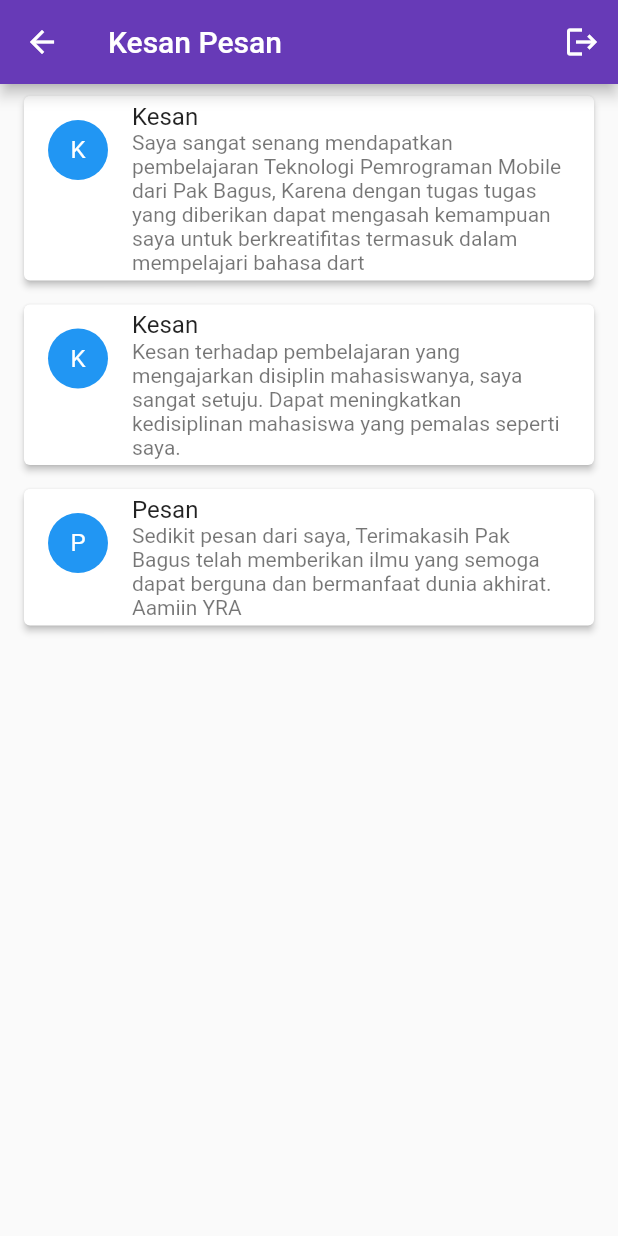
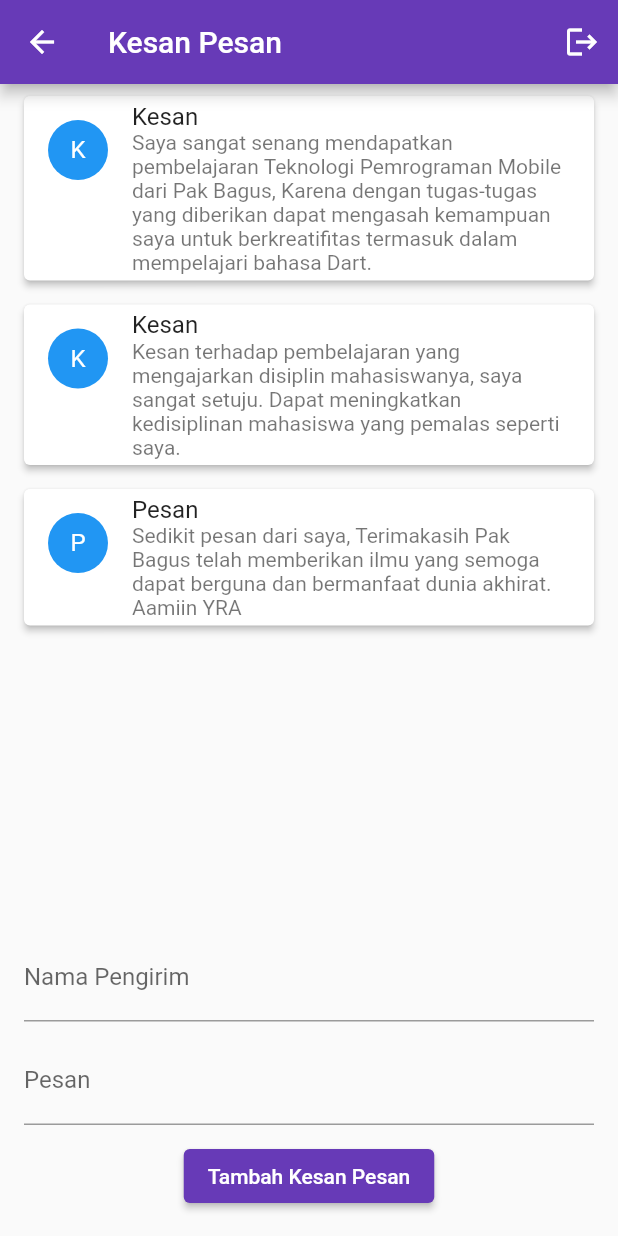
Before and after one commit to Ikwnhanif/Project_TPM_Matkul, a Flutter app: the KesanPesanPage screen opened directly, on a phone screen of 412 x 824 dp. Run offline on Flutter 3.47's test engine with Material 2 defaults, Android fonts, the light colour scheme and no system bars; our stand-ins replace google_fonts, hive, hive_flutter, shared_preferences, sqflite; accounts and stored records are empty.

Commit message:
Update Kesan Pesan dan Waktu

```diff
--- a/lib/view/kesanpesan.dart
+++ b/lib/view/kesanpesan.dart
@@ -4,8 +4,23 @@ import 'package:project_github/data/shared_pref.dart';
 
 import 'login_page.dart';
 
-class KesanPesanPage extends StatelessWidget {
+class KesanPesanPage extends StatefulWidget {
   const KesanPesanPage({Key? key}) : super(key: key);
+
+  @override
+  _KesanPesanPageState createState() => _KesanPesanPageState();
+}
+
+class _KesanPesanPageState extends State<KesanPesanPage> {
+  TextEditingController senderNameController = TextEditingController();
+  TextEditingController messageController = TextEditingController();
+
+  @override
+  void dispose() {
+    senderNameController.dispose();
+    messageController.dispose();
+    super.dispose();
+  }
 
   @override
   Widget build(BuildContext context) {
@@ -16,6 +31,11 @@ class KesanPesanPage extends StatelessWidget {
           IconButton(
             onPressed: () {
               SharedPref().setLogout();
+              final snackbar = SnackBar(
+                content: Text('Berhasil Logout'),
+                backgroundColor: Colors.redAccent,
+              );
+              ScaffoldMessenger.of(context).showSnackBar(snackbar);
               Navigator.pushAndRemoveUntil(
                   context,
                   MaterialPageRoute(builder: (context) => LoginPage()),
@@ -25,7 +45,10 @@ class KesanPesanPage extends StatelessWidget {
           ),
         ],
       ),
-      body: ListView.builder(
+      body: Column(
+        children: [
+          Expanded(
+            child: ListView.builder(
               itemCount: kesanPesanList.length,
               itemBuilder: (context, index) {
                 return Card(
@@ -45,6 +68,44 @@ class KesanPesanPage extends StatelessWidget {
                 );
               },
             ),
+          ),
+          Padding(
+            padding: EdgeInsets.all(16),
+            child: Column(
+              children: [
+                TextField(
+                  controller: senderNameController,
+                  decoration: InputDecoration(
+                    labelText: 'Nama Pengirim',
+                  ),
+                ),
+                SizedBox(height: 10),
+                TextField(
+                  controller: messageController,
+                  decoration: InputDecoration(
+                    labelText: 'Pesan',
+                  ),
+                ),
+                SizedBox(height: 10),
+                ElevatedButton(
+                  onPressed: () {
+                    String senderName = senderNameController.text;
+                    String message = messageController.text;
+                    setState(() {
+                      kesanPesanList.add(
+                        KesanPesan(senderName: senderName, message: message),
+                      );
+                    });
+                    senderNameController.clear();
+                    messageController.clear();
+                  },
+                  child: Text('Tambah Kesan Pesan'),
+                ),
+              ],
+            ),
+          ),
+        ],
+      ),
     );
   }
 }
@@ -60,7 +121,7 @@ final List<KesanPesan> kesanPesanList = [
   KesanPesan(
     senderName: 'Kesan',
     message:
-        'Saya sangat senang mendapatkan pembelajaran Teknologi Pemrograman Mobile dari Pak Bagus, Karena dengan tugas tugas yang diberikan dapat mengasah kemampuan saya untuk berkreatifitas termasuk dalam mempelajari bahasa dart',
+        'Saya sangat senang mendapatkan pembelajaran Teknologi Pemrograman Mobile dari Pak Bagus, Karena dengan tugas-tugas yang diberikan dapat mengasah kemampuan saya untuk berkreatifitas termasuk dalam mempelajari bahasa Dart.',
   ),
   KesanPesan(
     senderName: 'Kesan',
```
Also changed, not shown: lib/view/bayar.dart (+20 -6 lines), lib/view/login_page.dart (+8 -2 lines), lib/view/register_page.dart (+8 -10 lines), lib/view/timeconversion.dart (+23 -49 lines). Lines whose indentation alone changed are shown as unchanged.
